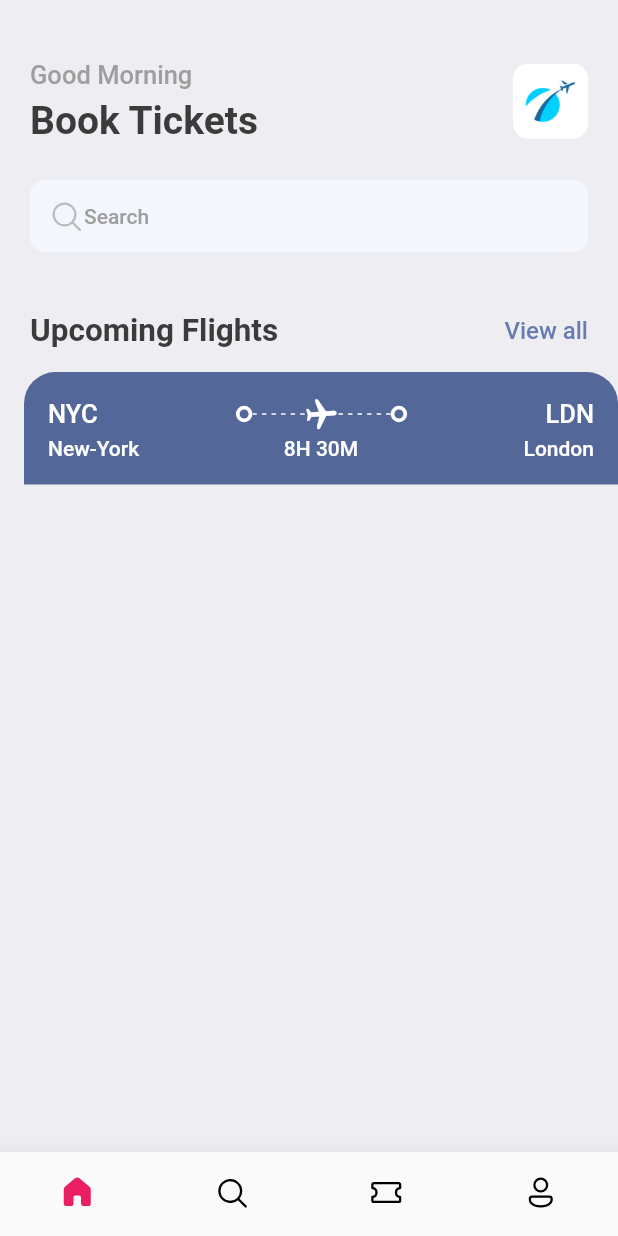
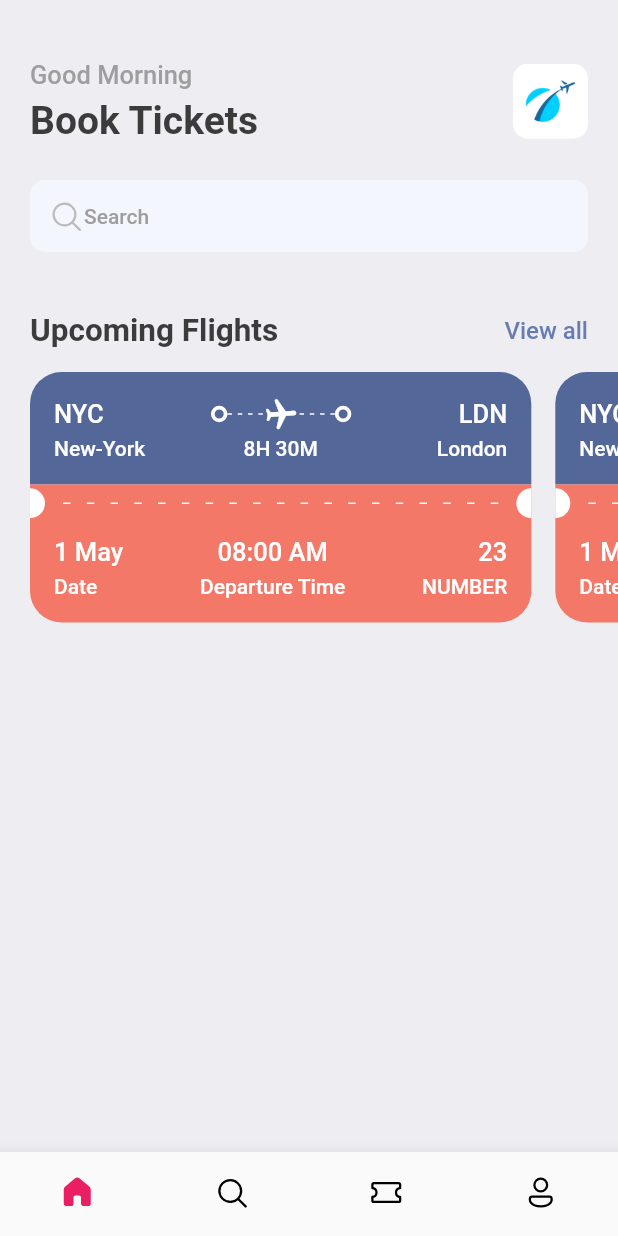
Before and after one commit to Oussema-Lahami/Travel-app, a Flutter app: the screen it shows after launch, on a phone screen of 412 x 824 dp. Run offline on Flutter 3.47's test engine with Material 2 defaults, Android fonts, the phone set to English and light mode, and no system bars; our stand-ins replace fluentui_icons, gap.

Commit message:
done with the design of the flights part

```diff
--- a/lib/screens/home_screen.dart
+++ b/lib/screens/home_screen.dart
@@ -81,7 +81,14 @@ class HomeScreen extends StatelessWidget {
             ),
           ),
           const Gap(15),
-          TicketView(),
+          SingleChildScrollView(
+            scrollDirection: Axis.horizontal,
+            padding: const EdgeInsets.only(left: 20),
+            child: Row(children: const [
+              TicketView(),
+              TicketView(),
+            ]),
+          )
         ],
       ),
     );
--- a/lib/screens/ticket_view.dart
+++ b/lib/screens/ticket_view.dart
@@ -13,10 +13,10 @@ class TicketView extends StatelessWidget {
   Widget build(BuildContext context) {
     final size = AppLayout.getSize(context);
     return SizedBox(
-      width: size.width,
+      width: size.width * 0.85,
       height: size.height,
       child: Container(
-        margin: const EdgeInsets.only(left: 16),
+        margin: const EdgeInsets.only(right: 16),
         child: Column(
           mainAxisSize: MainAxisSize.min,
           children: [
@@ -109,6 +109,7 @@ class TicketView extends StatelessWidget {
               ),
             ),
             Container(
+              color: Styles.orangeColor,
               child: Row(
                 children: [
                   const SizedBox(
@@ -116,14 +117,114 @@ class TicketView extends StatelessWidget {
                     width: 10,
                     child: DecoratedBox(
                         decoration: BoxDecoration(
+                            color: Colors.white,
                             borderRadius: BorderRadius.only(
-                      topRight: Radius.circular(10),
-                      bottomRight: Radius.circular(10),
-                    ))),
+                              topRight: Radius.circular(10),
+                              bottomRight: Radius.circular(10),
+                            ))),
+                  ),
+                  Expanded(
+                      child: Padding(
+                          padding: const EdgeInsets.all(12.0),
+                          child: LayoutBuilder(
+                            builder: (context, constraints) {
+                              return Flex(
+                                direction: Axis.horizontal,
+                                mainAxisAlignment:
+                                    MainAxisAlignment.spaceBetween,
+                                mainAxisSize: MainAxisSize.max,
+                                children: List.generate(
+                                    (constraints.constrainWidth() / 15).floor(),
+                                    (index) => const SizedBox(
+                                          width: 5,
+                                          height: 1,
+                                          child: DecoratedBox(
+                                              decoration: BoxDecoration(
+                                                  color: Colors.white)),
+                                        )),
+                              );
+                            },
+                          ))),
+                  SizedBox(
+                    height: 20,
+                    width: 10,
+                    child: DecoratedBox(
+                        decoration: BoxDecoration(
+                            color: Colors.white,
+                            borderRadius: BorderRadius.only(
+                              topLeft: Radius.circular(10),
+                              bottomLeft: Radius.circular(10),
+                            ))),
                   )
                 ],
               ),
             ),
+            Container(
+              decoration: BoxDecoration(
+                  color: Styles.orangeColor,
+                  borderRadius: const BorderRadius.only(
+                      bottomRight: Radius.circular(21),
+                      bottomLeft: Radius.circular(21))),
+              padding: const EdgeInsets.only(
+                  left: 16, top: 10, right: 16, bottom: 16),
+              child: Column(
+                children: [
+                  Row(
+                    mainAxisAlignment: MainAxisAlignment.spaceBetween,
+                    children: [
+                      Column(
+                        crossAxisAlignment: CrossAxisAlignment.start,
+                        children: [
+                          Text(
+                            "1 May",
+                            style: Styles.headLineStyle3
+                                .copyWith(color: Colors.white),
+                          ),
+                          const Gap(5),
+                          Text(
+                            "Date",
+                            style: Styles.headLineStyle4
+                                .copyWith(color: Colors.white),
+                          )
+                        ],
+                      ),
+                      Column(
+                        crossAxisAlignment: CrossAxisAlignment.center,
+                        children: [
+                          Text(
+                            "08:00 AM",
+                            style: Styles.headLineStyle3
+                                .copyWith(color: Colors.white),
+                          ),
+                          const Gap(5),
+                          Text(
+                            "Departure Time",
+                            style: Styles.headLineStyle4
+                                .copyWith(color: Colors.white),
+                          )
+                        ],
+                      ),
+                      Column(
+                        crossAxisAlignment: CrossAxisAlignment.end,
+                        children: [
+                          Text(
+                            "23",
+                            style: Styles.headLineStyle3
+                                .copyWith(color: Colors.white),
+                          ),
+                          const Gap(5),
+                          Text(
+                            "NUMBER",
+                            style: Styles.headLineStyle4
+                                .copyWith(color: Colors.white),
+                          )
+                        ],
+                      )
+                    ],
+                  )
+                ],
+              ),
+            )
           ],
         ),
       ),
--- a/lib/utils/app_style.dart
+++ b/lib/utils/app_style.dart
@@ -6,7 +6,7 @@ class Styles {
   static Color primaryColor = primary;
   static Color textColor = const Color(0xFF3b3b3b);
   static Color bgColor = const Color(0xFFeeedf2);
-  static Color orangeColor = const Color(0xFF526799);
+  static Color orangeColor = const Color(0xFFF37867);
   static TextStyle textStyle =
       TextStyle(fontSize: 16, color: textColor, fontWeight: FontWeight.w500);
   static TextStyle headLineStyle1 =
```
